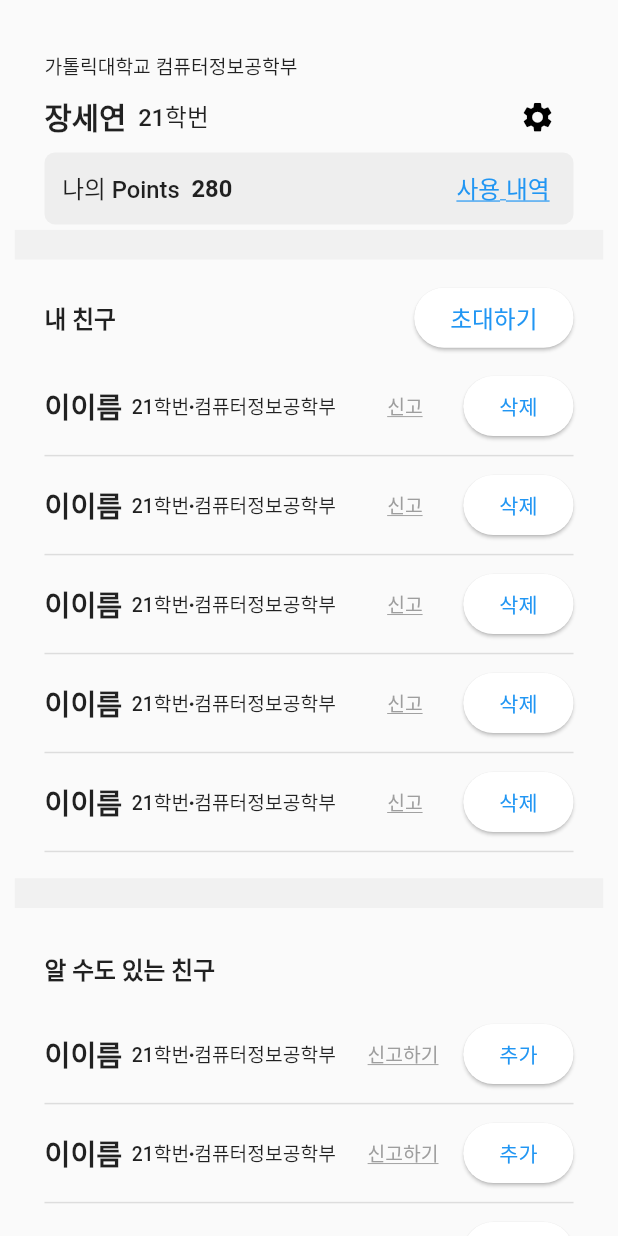
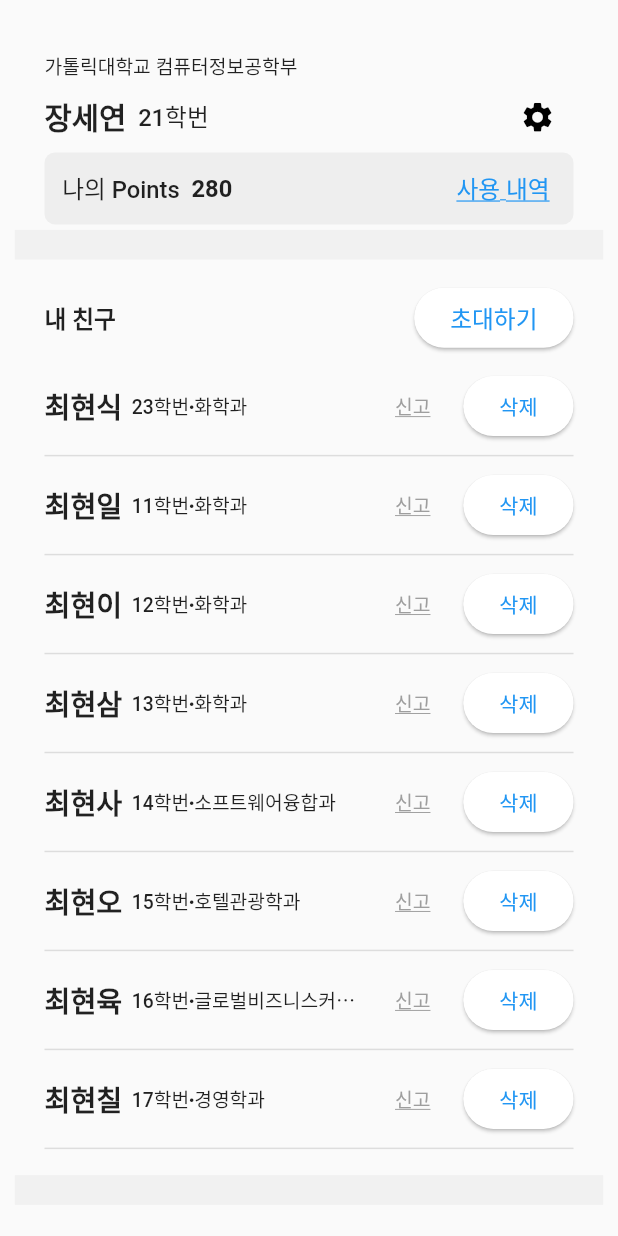
Before and after one commit to SeyeonJang/NDaeSaeng, a Flutter app: the MyPageLanding screen opened directly, after a tap on "초대하기", on a phone screen of 412 x 824 dp. Run offline on Flutter 3.47's test engine with Material 2 defaults, Android fonts, the phone set to English and light mode, and no system bars; our stand-ins replace flutter_bloc, flutter_typeahead, hydrated_bloc, image_picker, timeago; missing offline and left inert: kakao_flutter_sdk.

Commit message:
feat: [#6] 마이페이지 mockup data로 연결 완료

```diff
--- a/lib/src/presentation/mypage/my_page_landing.dart
+++ b/lib/src/presentation/mypage/my_page_landing.dart
@@ -1,3 +1,4 @@
+import 'package:dart_flutter/src/presentation/mypage/friends_mock.dart';
 import 'package:dart_flutter/src/presentation/mypage/my_settings.dart';
 import 'package:dart_flutter/src/presentation/mypage/viewmodel/mypages_cubit.dart';
 import 'package:dart_flutter/src/presentation/mypage/viewmodel/state/mypages_state.dart';
@@ -178,7 +179,7 @@ class MyPageLandingView extends StatelessWidget {
                       ElevatedButton(
                         onPressed: () {
                           // 초대하기 페이지로 연결
-                          BlocProvider.of<MyPagesCubit>(context).pressedInviteButton();
+                          // BlocProvider.of<MyPagesCubit>(context).pressedInviteButton();
                         },
                         child: Text("초대하기", style: TextStyle(
                           fontSize: SizeConfig.defaultSize * 1.6,
@@ -190,56 +191,9 @@ class MyPageLandingView extends StatelessWidget {
                   SizedBox(height: SizeConfig.defaultSize ,),
 
                   // ================================ 친구 리스트
-                  for (int i = 0; i <5; i++) // TODO : 친구의 수만큼 반복시키기
-                    Column(
-                      children: [
-                        SizedBox(height: SizeConfig.defaultSize * 0.1,),
-                        Row(
-                          mainAxisAlignment: MainAxisAlignment.spaceBetween,
-                          children: [
-                            Row(
-                              children: [
-                                Text("이이름", style: TextStyle(
-                                  fontSize: SizeConfig.defaultSize * 1.9,
-                                  fontWeight: FontWeight.w600,
-                                )),
-                                Text("  21학번∙컴퓨터정보공학부", style: TextStyle(
-                                  fontSize: SizeConfig.defaultSize * 1.3,
-                                  fontWeight: FontWeight.w500,
-                                )),
-                              ],
-                            ),
-                            SizedBox(height: SizeConfig.defaultSize,),
-
-                            TextButton(
-                              onPressed: () {
-                                // TODO : 신고 기능
-                              },
-                              child: Text("신고", style: TextStyle(
-                                fontSize: SizeConfig.defaultSize * 1.3,
-                                fontWeight: FontWeight.w500,
-                                decoration: TextDecoration.underline,
-                                color: Colors.grey,
-                              )),
-                            ),
-
-                            ElevatedButton(
-                              onPressed: () {
-                                // TODO : 친구 삭제 기능
-                              },
-                              child: Text("삭제", style: TextStyle(
-                                fontSize: SizeConfig.defaultSize * 1.4,
-                                fontWeight: FontWeight.w500,
-                              )),
-                            ),
-                          ],
-                        ),
-                        SizedBox(height: SizeConfig.defaultSize * 0.1,),
-                        Divider(
-                          color: Color(0xffddddddd),
-                        ),
-                      ],
-                    ),
+                  // for (int i = 0; i <5; i++) // TODO : 친구의 수만큼 반복시키기
+                  //   MyFriend(),
+                  MyFriends(friends: FriendsMock().friends, count: FriendsMock().friends.length)
                 ],
               )
           ),
@@ -275,8 +229,58 @@ class MyPageLandingView extends StatelessWidget {
                   SizedBox(height: SizeConfig.defaultSize * 2 ,),
 
                   // ================================ 친구 리스트
-                  for (int i = 0; i <5; i++) // TODO : 친구의 수만큼 반복시키기
-                    Column(
+                  // for (int i = 0; i <5; i++) // TODO : 친구의 수만큼 반복시키기
+                  //   NewFriend(),
+                  NewFriends(friends: FriendsMock().friends, count: FriendsMock().friends.length),
+              ]),
+          ),
+        ),
+
+      ],
+    );
+  }
+}
+
+class MyFriends extends StatelessWidget {
+  final List<Friend> friends;
+  final int count;
+
+  const MyFriends({
+    super.key,
+    required this.friends,
+    required this.count,
+  });
+
+  @override
+  Widget build(BuildContext context) {
+    return Column(
+      children: [
+        for (int i = 0; i < this.count; i++)
+          MyFriend(
+              name: friends[i].name,
+              admissionNumber:friends[i].admissionNumber,
+              department: friends[i].university.department),
+      ],
+    );
+  }
+}
+
+
+class MyFriend extends StatelessWidget {
+  final String name;
+  final int admissionNumber;
+  final String department;
+
+  const MyFriend({
+    super.key,
+    required this.name,
+    required this.admissionNumber,
+    required this.department,
+  });
+
+  @override
+  Widget build(BuildContext context) {
+    return Column(
       children: [
         SizedBox(height: SizeConfig.defaultSize * 0.1,),
         Row(
@@ -284,14 +288,18 @@ class MyPageLandingView extends StatelessWidget {
           children: [
             Row(
               children: [
-                                Text("이이름", style: TextStyle(
+                Text("$name", style: TextStyle(
                   fontSize: SizeConfig.defaultSize * 1.9,
                   fontWeight: FontWeight.w600,
                 )),
-                                Text("  21학번∙컴퓨터정보공학부", style: TextStyle(
+                SizedBox(
+                  child: Text("  $admissionNumber학번∙$department", style: TextStyle(
                     fontSize: SizeConfig.defaultSize * 1.3,
                     fontWeight: FontWeight.w500,
+                    overflow: TextOverflow.ellipsis,
                   )),
+                  width: SizeConfig.defaultSize * 16,
+                ),
               ],
             ),
             SizedBox(height: SizeConfig.defaultSize,),
@@ -300,7 +308,7 @@ class MyPageLandingView extends StatelessWidget {
               onPressed: () {
                 // TODO : 신고 기능
               },
-                              child: Text("신고하기", style: TextStyle(
+              child: Text("신고", style: TextStyle(
                 fontSize: SizeConfig.defaultSize * 1.3,
                 fontWeight: FontWeight.w500,
                 decoration: TextDecoration.underline,
@@ -312,7 +320,7 @@ class MyPageLandingView extends StatelessWidget {
               onPressed: () {
                 // TODO : 친구 삭제 기능
               },
-                              child: Text("추가", style: TextStyle(
+              child: Text("삭제", style: TextStyle(
                 fontSize: SizeConfig.defaultSize * 1.4,
                 fontWeight: FontWeight.w500,
               )),
@@ -324,13 +332,49 @@ class MyPageLandingView extends StatelessWidget {
           color: Color(0xffddddddd),
         ),
       ],
-                    ),
-                ],
-              )
-          ),
-        ),
+    );
+  }
+}
 
+class NewFriends extends StatelessWidget {
+  final List<Friend> friends;
+  final int count;
+
+  const NewFriends({
+    super.key,
+    required this.friends,
+    required this.count,
+  });
+
+  @override
+  Widget build(BuildContext context) {
+    return Column(
+      children: [
+        for (int i = 0; i < this.count; i++)
+          MyFriend(
+              name: friends[i].name,
+              admissionNumber:friends[i].admissionNumber,
+              department: friends[i].university.department),
       ],
     );
   }
 }
+
+
+class NewFriend extends StatelessWidget {
+  final String name;
+  final int admissionNumber;
+  final String department;
+
+  const NewFriend({
+    super.key,
+    required this.name,
+    required this.admissionNumber,
+    required this.department,
+  });
+
+  @override
+  Widget build(BuildContext context) {
+    return MyFriend(name: name, admissionNumber: admissionNumber, department: department);
+  }
+}
--- a/lib/src/presentation/mypage/mypages.dart
+++ b/lib/src/presentation/mypage/mypages.dart
@@ -15,14 +15,14 @@ class MyPages extends StatelessWidget {
       children: [
         BlocBuilder<MyPagesCubit, MyPagesState> (
           builder: (context, state) {
-            return const MyPageLanding();
-            // if (state.isSettings) {
-            //   return const MySettings();
-            // }
-            // if (state.isInvitePage) {
-            //   return const InviteFriends();
-            // }
-            // return SafeArea(child: Center(child: Text(state.toString())));
+            // return const MyPageLanding();
+            if (state.isSettings) {
+              return const MySettings();
+            }
+            if (!state.isSettings) {
+              return const MyPageLanding();
+            }
+            return SafeArea(child: Center(child: Text(state.toString())));
           }
         )
       ]
--- a/lib/src/presentation/mypage/viewmodel/mypages_cubit.dart
+++ b/lib/src/presentation/mypage/viewmodel/mypages_cubit.dart
@@ -26,17 +26,8 @@ class MyPagesCubit extends HydratedCubit<MyPagesState> {
     emit(newState);
   }
 
-  // 초대하기 버튼 -> 친구 초대 페이지(InviteFriends)로 페이지 변경
-  void pressedInviteButton() {
-    state.setIsInvitePage(true);
-    final newState = state.copy();
-    print(newState);
-    emit(newState);
-  }
-
   // 마이페이지(MyPageLanding)로 돌아가기
   void backToMyPageLanding() {
-    state.setIsSettingPage(false);
     state.setIsSettingPage(false);
     emit(state.copy());
   }
--- a/lib/src/presentation/mypage/viewmodel/state/mypages_state.dart
+++ b/lib/src/presentation/mypage/viewmodel/state/mypages_state.dart
@@ -6,14 +6,12 @@ import 'package:json_annotation/json_annotation.dart';
 class MyPagesState {
   late List<Friend> friends;
   late bool isSettings;
-  late bool isInvitePage;
   late Map<int, bool> addedFriend;
   late int newfriendId;
 
   MyPagesState({
     required this.friends,
     required this.isSettings,
-    required this.isInvitePage,
     required this.addedFriend,
     required this.newfriendId,
   });
@@ -21,7 +19,6 @@ class MyPagesState {
   MyPagesState.init() {
     friends = [];
     isSettings = false;
-    isInvitePage = false;
     addedFriend = {};
     newfriendId = 0;
   }
@@ -29,7 +26,6 @@ class MyPagesState {
   MyPagesState copy() => MyPagesState(
     friends: friends,
     isSettings: isSettings,
-    isInvitePage: isInvitePage,
     addedFriend: addedFriend,
     newfriendId: newfriendId,
   );
@@ -41,11 +37,6 @@ class MyPagesState {
 
   MyPagesState setIsSettingPage(bool isSettings) {
     this.isSettings = isSettings;
-    return this;
-  }
-
-  MyPagesState setIsInvitePage(bool isInvitePage) {
-    this.isInvitePage = isInvitePage;
     return this;
   }
 
@@ -71,7 +62,6 @@ class MyPagesState {
           .map((e) => Friend.fromJson(e as Map<String, dynamic>))
           .toList(),
         isSettings: json['isSettings'] as bool,
-        isInvitePage: json['isInvitePage'] as bool,
         addedFriend: (json['addedFriend'] as Map<String, dynamic>).map(
             (k, e) => MapEntry(int.parse(k), e as bool),
         ),
@@ -82,7 +72,6 @@ class MyPagesState {
       <String, dynamic>{
         'friends': instance.friends,
         'isSettings': instance.isSettings,
-        'isInvitePage': instance.isInvitePage,
         'addedFriend': instance.addedFriend.map((k, e) => MapEntry(k.toString(), e)),
         'newfriendId': instance.newfriendId,
       };
@@ -94,6 +83,6 @@ class MyPagesState {
 
   @override
   String toString() {
-    return 'MyPagesState{isSettings: $isSettings, isInvitePage: $isInvitePage}';
+    return 'MyPagesState{isSettings: $isSettings}';
   }
 }
```
Lines whose indentation alone changed are shown as unchanged.
